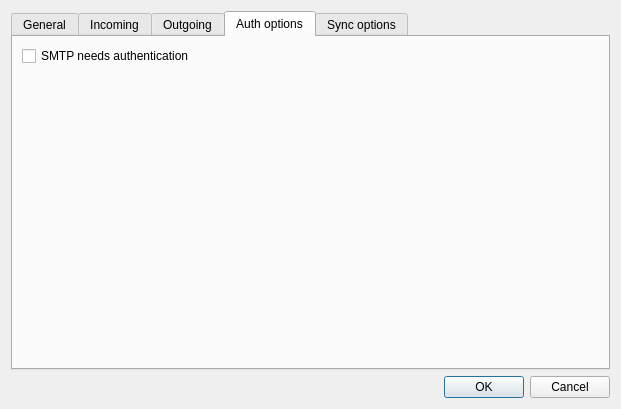
0xd34df00d/leechcraft, file src/plugins/snails/accountconfigdialog.ui: the form before one commit.
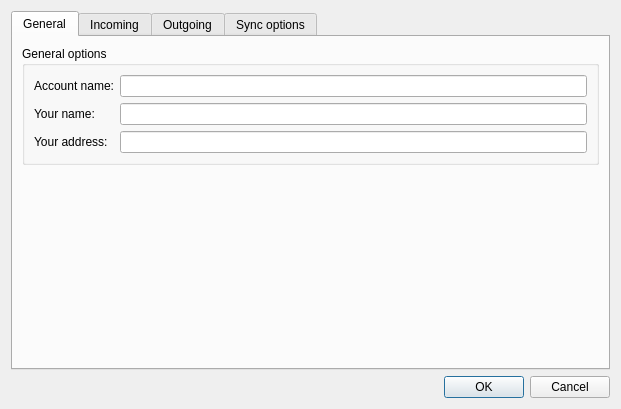
The form after the commit. The open tabs and pages were chosen to show the change.

Commit message: [Snails] Merged out auth options.

```diff
--- a/src/plugins/snails/accountconfigdialog.ui
+++ b/src/plugins/snails/accountconfigdialog.ui
@@ -338,6 +338,13 @@
             </item>
            </layout>
           </item>
+          <item row="4" column="1">
+           <widget class="QCheckBox" name="SMTPAuthRequired_">
+            <property name="text">
+             <string>SMTP needs authentication</string>
+            </property>
+           </widget>
+          </item>
          </layout>
         </widget>
        </item>
@@ -381,33 +388,6 @@
        </item>
       </layout>
      </widget>
-     <widget class="QWidget" name="tab_3">
-      <attribute name="title">
-       <string>Auth options</string>
-      </attribute>
-      <layout class="QVBoxLayout" name="verticalLayout_3">
-       <item>
-        <widget class="QCheckBox" name="SMTPAuthRequired_">
-         <property name="text">
-          <string>SMTP needs authentication</string>
-         </property>
-        </widget>
-       </item>
-       <item>
-        <spacer name="verticalSpacer_3">
-         <property name="orientation">
-          <enum>Qt::Vertical</enum>
-         </property>
-         <property name="sizeHint" stdset="0">
-          <size>
-           <width>20</width>
-           <height>40</height>
-          </size>
-         </property>
-        </spacer>
-       </item>
-      </layout>
-     </widget>
      <widget class="QWidget" name="tab_5">
       <attribute name="title">
        <string>Sync options</string>
```
